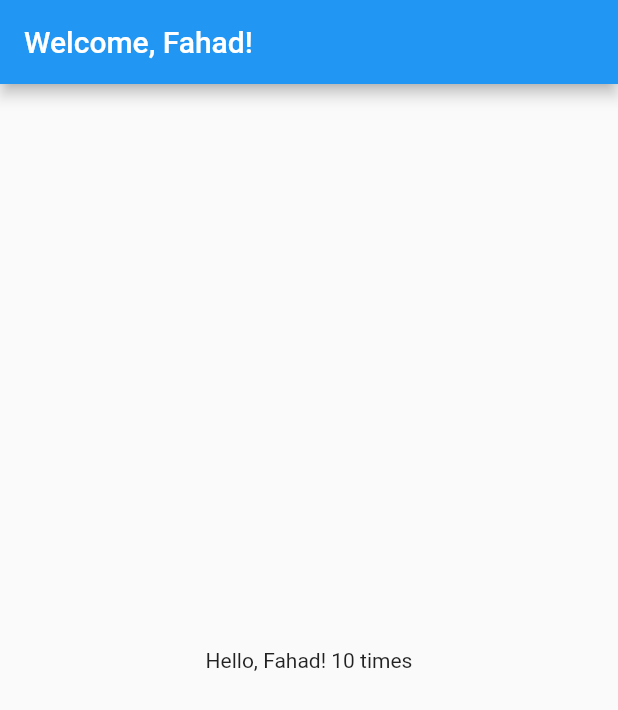
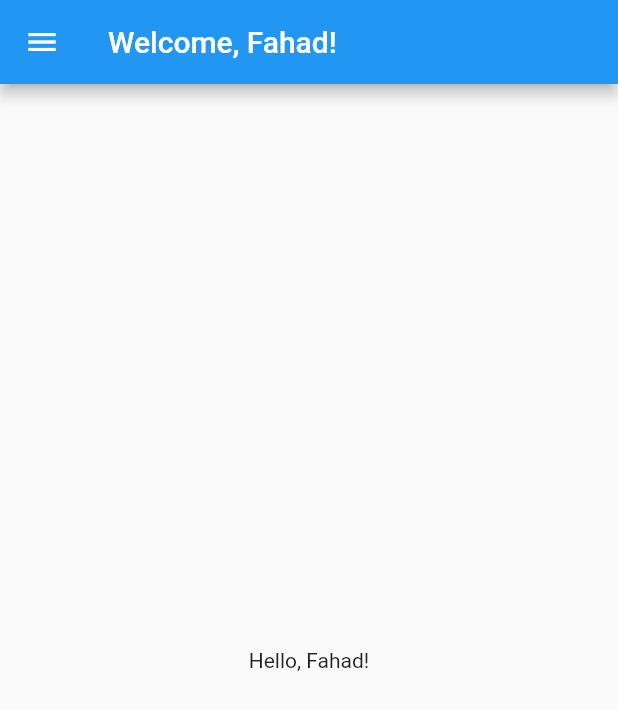
Before and after one commit to FahadNiazi420/My_Safety, a Flutter app: the screen it shows after launch, on a phone screen of 412 x 824 dp. Shown: the top 710 px of the screen. Run offline on Flutter 3.47's test engine with Material 2 defaults, Android fonts, the phone set to English and light mode, and no system bars.

Commit message:
Day  2 done

```diff
--- /dev/null
+++ b/lib/homePage.dart
@@ -0,0 +1,22 @@
+import 'package:flutter/material.dart';
+
+class HomePage extends StatelessWidget {
+  final String userName;
+
+  const HomePage({super.key, required this.userName});
+
+  @override
+  Widget build(BuildContext context) {
+    return Scaffold(
+      appBar: AppBar(
+        title: Text('Welcome, $userName!'),
+      ),
+      body: Center(
+        child: Container(
+          child: Text("Hello, $userName!"),
+        ),
+      ),
+      drawer: const Drawer()
+    );
+  }
+}
--- a/lib/main.dart
+++ b/lib/main.dart
@@ -1,4 +1,5 @@
 import 'package:flutter/material.dart';
+import 'homePage.dart';
 
 void main() {
   runApp(const MyApp());
@@ -9,19 +10,9 @@ class MyApp extends StatelessWidget {
 
   @override
   Widget build(BuildContext context) {
-    String userName = "Fahad";
-    int times = 10 ;// Replace "Fahad" with the user's name
+    String userName = "Fahad"; // Replace "Fahad" with the user's name
     return MaterialApp(
-      home: Scaffold(
-        appBar: AppBar(
-          title: Text('Welcome, $userName!'),
-        ),
-        body: Center(
-          child: Container(
-            child: Text("Hello, $userName! $times times"),
-          ),
-        ),
-      ),
+      home: HomePage(userName: userName),
     );
   }
 }
```
